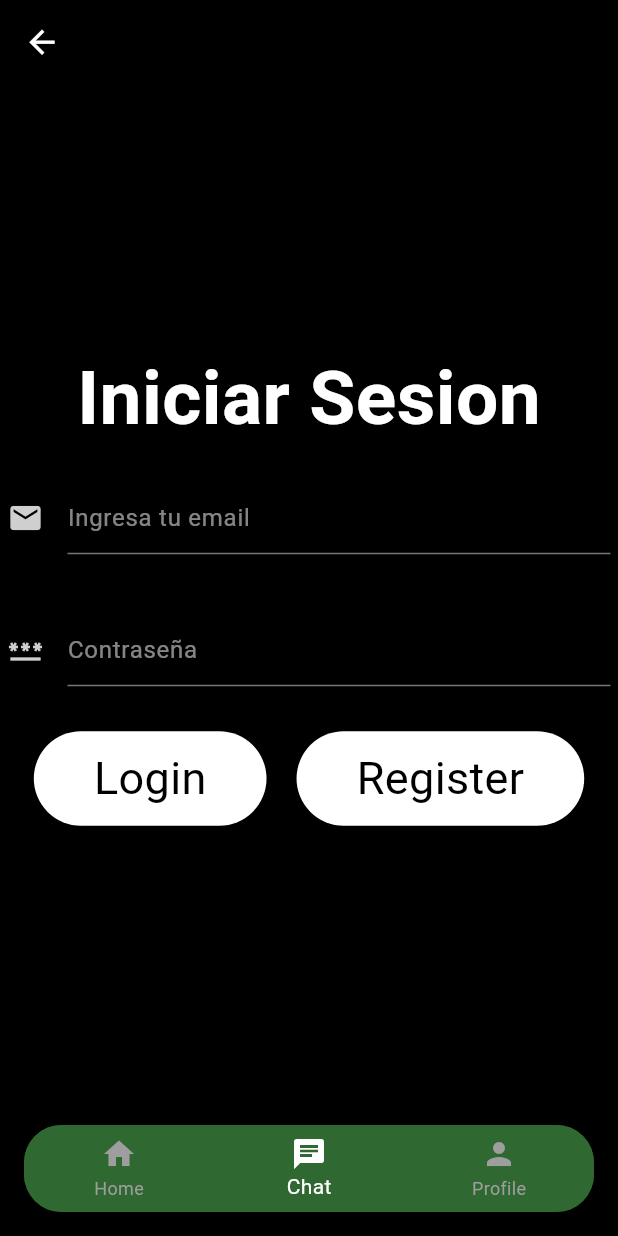
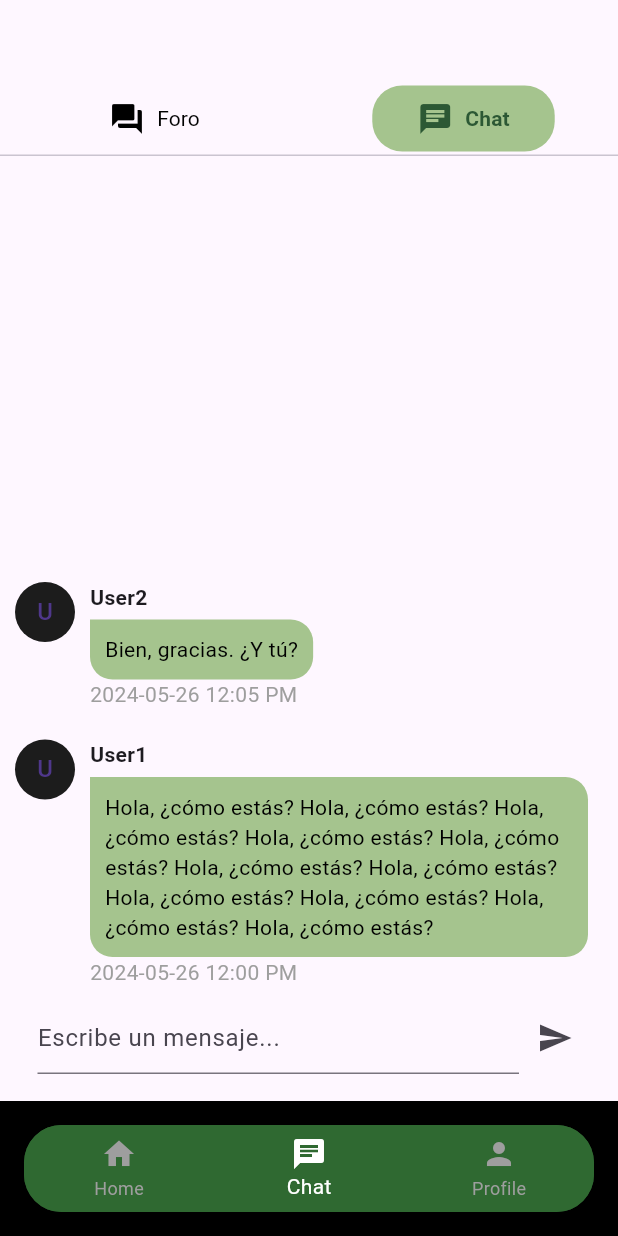
Before and after one commit to A00838521/ForaneoApp, a Flutter app: the screen it shows after launch, item 2 of the bottom bar chosen, after a tap on "Login page", on a phone screen of 412 x 824 dp. Run offline on Flutter 3.47's test engine with Material 3 defaults, Android fonts, the phone set to English and light mode, and no system bars; our stand-ins replace cloud_firestore, firebase_auth, firebase_core, geolocator; accounts and stored records are empty; Roboto replaces fonts that are missing (Helvetica).

Commit message:
added chat and forum tab

```diff
--- /dev/null
+++ b/lib/chat_screen.dart
@@ -0,0 +1,173 @@
+import 'package:flutter/material.dart';
+import 'dart:core';
+import 'dart:math';
+
+Color color_main = Color.fromARGB(170, 120, 170, 85);
+Color color_sec = Color.fromARGB(255, 29, 60, 35);
+Color color_accent = Color.fromARGB(191,127,190,145);
+
+class ChatScreen extends StatefulWidget {
+  @override
+  _ChatAppState createState() => _ChatAppState();
+}
+
+class _ChatAppState extends State<ChatScreen> {
+  // si se quiere conectar a firebase sería hacer una función que lea el dataser y deje los strings de mensajes aqui :p
+  //final Firebase.......
+  //final Firebase ... autentificacion de cada usuario tmb:)
+  final List<Map<String, String>> messages = [
+    {
+      'userName': 'User1',
+      'message':
+          'Hola, ¿cómo estás? Hola, ¿cómo estás? Hola, ¿cómo estás? Hola, ¿cómo estás? Hola, ¿cómo estás? Hola, ¿cómo estás? Hola, ¿cómo estás? Hola, ¿cómo estás? Hola, ¿cómo estás? Hola, ¿cómo estás? Hola, ¿cómo estás?',
+      'date': '2024-05-26',
+      'time': '12:00 PM',
+    },
+    {
+      'userName': 'User2',
+      'message': 'Bien, gracias. ¿Y tú?',
+      'date': '2024-05-26',
+      'time': '12:05 PM',
+    },
+    // aqui se pueden agregar mas o hacer un csv o ...
+  ];
+
+  final TextEditingController _textEditingController = TextEditingController();
+
+  void _sendMessage(String messageText) {
+    setState(() {
+      messages.insert(0, {
+        'userName': 'Me',
+        'message': messageText,
+        'date': '${DateTime.now().year}-${DateTime.now().month}-${DateTime.now().day}',
+        'time': '${TimeOfDay.now().hour}:${TimeOfDay.now().minute}',
+      });
+      _textEditingController.clear();
+    });
+  }
+
+  @override
+  Widget build(BuildContext context) {
+    return MaterialApp(
+      home: Scaffold(
+        appBar: AppBar(
+        ),
+        body: Column(
+          children: [
+            Expanded(
+              child: ListView.builder(
+                reverse: true, // Para mostrar los mensajes desde la parte inferior
+                itemCount: messages.length,
+                itemBuilder: (context, index) {
+                  final message = messages[index];
+                  final isUserMessage = message['userName'] == 'Me';
+                  return ChatBubble(
+                    userName: message['userName']!,
+                    message: message['message']!,
+                    date: message['date']!,
+                    time: message['time']!,
+                    isUserMessage: isUserMessage,
+                  );
+                },
+              ),
+            ),
+            Padding(
+              padding: const EdgeInsets.only(left: 25.0 ,right: 18.0, top: 0, bottom: 18.0),
+              child: Row(
+                children: [
+                  Expanded(
+                    child: TextField(
+                      controller: _textEditingController,
+                      decoration: InputDecoration(
+                        hintText: 'Escribe un mensaje...',
+                      ),
+                      onSubmitted: _sendMessage,
+                    ),
+                  ),
+                  IconButton(
+                    icon: Icon(Icons.send),
+                    onPressed: () => _sendMessage(_textEditingController.text),
+                  ),
+                ],
+              ),
+            ),
+          ],
+        ),
+      ),
+    );
+  }
+}
+
+class ChatBubble extends StatelessWidget {
+  final String userName;
+  final String message;
+  final String date;
+  final String time;
+  final bool isUserMessage;
+
+  const ChatBubble({
+    required this.userName,
+    required this.message,
+    required this.date,
+    required this.time,
+    required this.isUserMessage,
+  });
+
+  @override
+  Widget build(BuildContext context) {
+    return Container(
+      margin: EdgeInsets.only(left: 10.0,right: 20.0, top: 10.0, bottom: 10.0),
+      child: Row(
+        mainAxisAlignment: isUserMessage ? MainAxisAlignment.end : MainAxisAlignment.start,
+        crossAxisAlignment: CrossAxisAlignment.start,
+        children: [
+          if (!isUserMessage) ...[
+            CircleAvatar(
+              child: Text(userName[0]),
+              backgroundColor: Color.fromRGBO(Random().nextInt(256), Random().nextInt(256), Random().nextInt(256), 1),
+            ),
+            SizedBox(width: 10.0),
+          ],
+          Expanded(
+            child: Column(
+              crossAxisAlignment: isUserMessage ? CrossAxisAlignment.end : CrossAxisAlignment.start,
+              children: [
+                Text(
+                  userName,
+                  style: TextStyle(fontWeight: FontWeight.bold),
+                ),
+                Container(
+                  margin: EdgeInsets.only(top: 5.0),
+                  padding: EdgeInsets.all(10.0),
+                  decoration: BoxDecoration(
+                    color: isUserMessage ? color_accent: color_main,
+                    borderRadius: BorderRadius.only(
+                      topLeft: Radius.circular(isUserMessage ? 15.0 : 0),
+                      topRight: Radius.circular(isUserMessage ? 0 : 15.0),
+                      bottomLeft: Radius.circular(15.0),
+                      bottomRight: Radius.circular(15.0),
+                    ),
+                  ),
+                  child: Text(
+                    message,
+                    style: TextStyle(color: isUserMessage ? color_sec: Colors.black),
+                  ),
+                ),
+                Text(
+                  '$date $time',
+                  style: TextStyle(color: Colors.grey),
+                ),
+              ],
+            ),
+          ),
+          if (isUserMessage) ...[
+            SizedBox(width: 10.0),
+            CircleAvatar(
+              child: Text(userName[0]),
+            ),
+          ],
+        ],
+      ),
+    );
+  }
+}
--- /dev/null
+++ b/lib/chat_tabview.dart
@@ -0,0 +1,89 @@
+import 'package:flutter/material.dart';
+import 'package:foraneoapp/foro_screen.dart';
+import 'package:foraneoapp/chat_screen.dart';
+//Color color_main = Color.fromARGB(170, 120, 170, 85);
+//Color color_sec = Color.fromARGB(255,44,88,52);
+//Color color_accent = Color.fromARGB(191,127,190,145);
+
+class ChatTabview extends StatelessWidget {
+  // Crear tab view y conectar a las páginas
+  @override
+  Widget build(BuildContext context) {
+    return MaterialApp(
+      home: DefaultTabController(
+        length: 2,
+        child: Scaffold(
+          appBar: AppBar(
+            bottom: TabBar(
+              indicatorColor:
+                  Colors.transparent, // Para ocultar el indicador por defecto
+              tabs: [
+                TabBarCustomItem(label: 'Foro', icon: Icons.forum, index: 0),
+                TabBarCustomItem(label: 'Chat', icon: Icons.chat, index: 1),
+              ],
+            ),
+          ),
+          body: TabBarView(
+            children: [
+              ForoScreen(),
+              ChatScreen(),
+            ],
+          ),
+        ),
+      ),
+    );
+  }
+}
+
+class TabBarCustomItem extends StatelessWidget {
+  // Cambiar de color en cada tab
+  final String label;
+  final IconData icon;
+  final int index;
+
+  const TabBarCustomItem(
+      {required this.label, required this.icon, required this.index});
+  @override
+  Widget build(BuildContext context) {
+    final TabController? tabController = DefaultTabController.of(context);
+
+    return Tab(
+      child: AnimatedBuilder(
+        animation: tabController!,
+        builder: (context, child) {
+          final isSelected = tabController.index == index;
+          return Container(
+            padding: EdgeInsets.symmetric(horizontal: 30, vertical: 10),
+            decoration: BoxDecoration(
+              color: isSelected
+                  ? Color.fromARGB(170, 120, 170, 85)
+                  : Colors.transparent,
+              borderRadius: BorderRadius.circular(20),
+            ),
+            child: Row(
+              mainAxisSize: MainAxisSize.min,
+              children: [
+                Icon(icon,
+                    color: isSelected
+                        ? Color.fromARGB(255, 44, 88, 52)
+                        : Colors.black),
+                SizedBox(width: 8),
+                Text(
+                  label,
+                  style: TextStyle(
+                    //color: isSelected ? color_accent : Colors.black,
+                    color: isSelected
+                        ? Color.fromARGB(255, 44, 88, 52)
+                        : Colors.black,
+                    fontWeight:
+                        isSelected ? FontWeight.bold : FontWeight.normal,
+                  ),
+                ),
+              ],
+            ),
+          );
+        },
+      ),
+    );
+  }
+}
--- /dev/null
+++ b/lib/details_page.dart
@@ -0,0 +1,15 @@
+import 'package:flutter/material.dart';
+
+class DetailsPage extends StatelessWidget {
+  @override
+  Widget build(BuildContext context) {
+    return Scaffold(
+      appBar: AppBar(
+        title: Text('Details Page'),
+      ),
+      body: Center(
+        child: Text('This is the details page'),
+      ),
+    );
+  }
+}
--- /dev/null
+++ b/lib/foro_screen.dart
@@ -0,0 +1,127 @@
+import 'package:flutter/material.dart';
+
+class ForoScreen extends StatefulWidget {
+  @override
+  _ForoPageState createState() => _ForoPageState();
+}
+
+class _ForoPageState extends State<ForoScreen> {
+  List<Map<String, String>> mensajes = [
+    {
+      'title': 'Encontré un descuento en un gimnasio cerca;)',
+      'message':
+          '¡Aprovecha nuestra oferta especial de inscripción en el gimnasio este mes! Obtén un 30% de descuento en tu membresía anual. ¡No pierdas la oportunidad de ponerte en forma!',
+      'date': '2024-05-26',
+      'time': '10:00 AM',
+    },
+    {
+      'title': 'Buen día',
+      'message':
+          'Suerte en exámenes!',
+      'date': '2024-05-25',
+      'time': '09:30 PM',
+    },
+    {
+      'title': 'Concierto iluminado con velas',
+      'message':
+          'En Monterrey! Conciertos únicos interpretados a la luz de las velas. Disfruta de la música de los mejores compositores clásicos en un entorno íntimo e impresionante.',
+      'date': '2024-05-24',
+      'time': '03:15 PM',
+    },
+    // mas para pruebas
+  ];
+
+  @override
+  Widget build(BuildContext context) {
+    return Scaffold(
+      body: ListView.builder(
+        itemCount: mensajes.length,
+        itemBuilder: (context, index) {
+          return Column(
+            children: [
+              Container(
+                margin: EdgeInsets.symmetric(horizontal: 16.0, vertical: 8.0),
+                child: ListTile(
+                  title: Text(
+                    mensajes[index]['title'] ?? '',
+                    style: TextStyle(fontWeight: FontWeight.bold),
+                  ),
+                  subtitle: Text(
+                    mensajes[index]['message'] ?? '',
+                  ),
+                ),
+              ),
+              Container(
+                margin: EdgeInsets.symmetric(horizontal: 20.0),
+                child: Divider(
+                  color: Colors.green,
+                  thickness: 2.0,
+                ),
+              ),
+            ],
+          );
+        },
+      ),
+      floatingActionButton: FloatingActionButton(
+        onPressed: () {
+          _agregarMensaje(context);
+        },
+        tooltip: 'Agregar Mensaje',
+        child: Icon(Icons.add),
+      ),
+    );
+  }
+
+  void _agregarMensaje(BuildContext context) async {
+    Map<String, String> nuevoMensaje = await showDialog(
+      context: context,
+      builder: (BuildContext context) {
+        TextEditingController tituloController = TextEditingController();
+        TextEditingController mensajeController = TextEditingController();
+
+        return AlertDialog(
+          title: Text('Nuevo Mensaje'),
+          content: Column(
+            mainAxisSize: MainAxisSize.min,
+            children: <Widget>[
+              TextField(
+                controller: tituloController,
+                decoration: InputDecoration(labelText: 'Título'),
+              ),
+              TextField(
+                controller: mensajeController,
+                decoration: InputDecoration(labelText: 'Mensaje'),
+                maxLines: null,
+              ),
+            ],
+          ),
+          actions: <Widget>[
+            TextButton(
+              onPressed: () {
+                Navigator.of(context).pop();
+              },
+              child: Text('Cancelar'),
+            ),
+            TextButton(
+              onPressed: () {
+                Navigator.of(context).pop({
+                  'title': tituloController.text,
+                  'message': mensajeController.text,
+                  'date': DateTime.now().toString(),
+                  'time': TimeOfDay.now().format(context),
+                });
+              },
+              child: Text('Publicar'),
+            ),
+          ],
+        );
+      },
+    );
+
+    if (nuevoMensaje != null) {
+      setState(() {
+        mensajes.add(nuevoMensaje);
+      });
+    }
+  }
+}
--- a/lib/widget/footer.dart
+++ b/lib/widget/footer.dart
@@ -1,4 +1,5 @@
 import 'package:flutter/material.dart';
+import 'package:foraneoapp/chat_tabview.dart';
 import 'package:foraneoapp/forum.dart';
 import 'package:foraneoapp/login.dart';
 import 'package:foraneoapp/user_settings.dart';
@@ -11,11 +12,7 @@ class Footer extends StatefulWidget {
 class _FooterState extends State<Footer> {
   int _currentIndex = 0;
 
-  final List<Widget> _pages = [
-    MyCollectionPage(),
-    LoginPage(),
-    LoginPage()
-];
+  final List<Widget> _pages = [MyCollectionPage(), ChatTabview(), LoginPage()];
 
   @override
   Widget build(BuildContext context) {
@@ -23,15 +20,16 @@ class _FooterState extends State<Footer> {
       home: Scaffold(
         backgroundColor: Colors.black,
         body: _pages[_currentIndex],
-
         bottomNavigationBar: Container(
           margin: EdgeInsets.all(16), // Ajusta el margen según tus necesidades
           decoration: BoxDecoration(
             color: Color.fromARGB(255, 47, 105, 49), // Cambia el color de fondo
-            borderRadius: BorderRadius.circular(25), // Redondea los bordes del contenedor
+            borderRadius:
+                BorderRadius.circular(25), // Redondea los bordes del contenedor
           ),
           child: ClipRRect(
-            borderRadius: BorderRadius.circular(25), // Redondea los bordes del contenedor
+            borderRadius:
+                BorderRadius.circular(25), // Redondea los bordes del contenedor
             child: BottomNavigationBar(
               currentIndex: _currentIndex,
               onTap: (index) {
@@ -53,15 +51,19 @@ class _FooterState extends State<Footer> {
                   label: 'Profile',
                 ),
               ],
-              backgroundColor: Color.fromARGB(255, 47, 105, 49), // Cambia el color de fondo
-              selectedItemColor: Colors.white, // Cambia el color del ítem seleccionado
-              unselectedItemColor: Colors.grey, // Cambia el color del ítem no seleccionado
-              showSelectedLabels: true, // Muestra etiquetas para los ítems seleccionados
-              showUnselectedLabels: true, // Muestra etiquetas para los ítems no seleccionados
+              backgroundColor:
+                  Color.fromARGB(255, 47, 105, 49), // Cambia el color de fondo
+              selectedItemColor:
+                  Colors.white, // Cambia el color del ítem seleccionado
+              unselectedItemColor:
+                  Colors.grey, // Cambia el color del ítem no seleccionado
+              showSelectedLabels:
+                  true, // Muestra etiquetas para los ítems seleccionados
+              showUnselectedLabels:
+                  true, // Muestra etiquetas para los ítems no seleccionados
             ),
           ),
         ),
-
       ),
     );
   }
```
